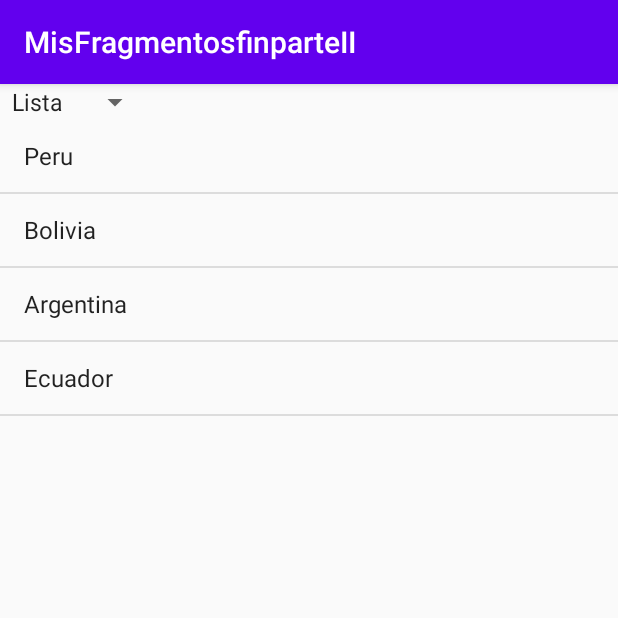
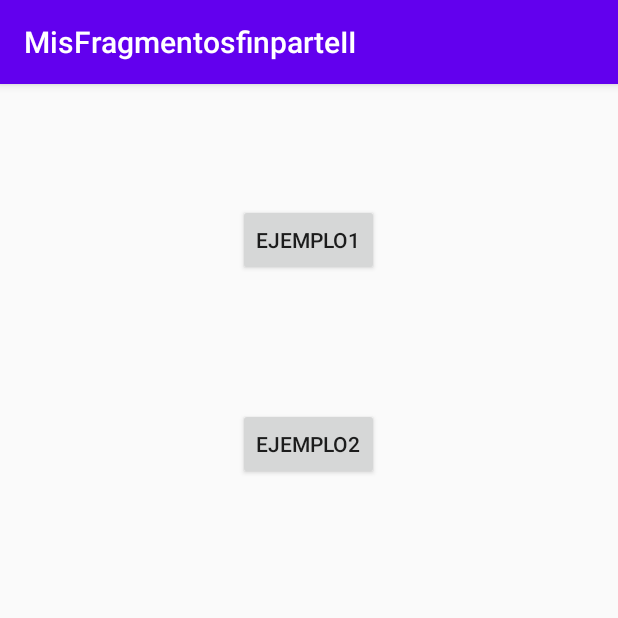
Before and after one commit to WCNosliwsys/MisFragmentosfinparteII, an Android app: the screen it shows after launch (MainActivity before the commit, EjemplosFragment after it), on a phone screen of 412 x 824 dp, the top half of it. Run offline under Robolectric (Android 15) with nearby library versions, the phone set to English and light mode, and no system bars.

Commit message:
Preparando entorno para el ejemplo2, agrupando en un paquete clases del ejemplo1

```diff
--- a/app/src/main/AndroidManifest.xml
+++ b/app/src/main/AndroidManifest.xml
@@ -9,7 +9,9 @@
         android:roundIcon="@mipmap/ic_launcher_round"
         android:supportsRtl="true"
         android:theme="@style/AppTheme">
-        <activity android:name=".MainActivity">
+        <activity android:name=".ListaCorreo"></activity>
+        <activity android:name=".Ejemplo1.MainActivity" />
+        <activity android:name=".EjemplosFragment">
             <intent-filter>
                 <action android:name="android.intent.action.MAIN" />
 
--- a/app/src/main/java/com/example/misfragmentosfinparteii/GridFragmento.java
+++ b/app/src/main/java/com/example/misfragmentosfinparteii/Ejemplo1/GridFragmento.java
@@ -1,4 +1,4 @@
-package com.example.misfragmentosfinparteii;
+package com.example.misfragmentosfinparteii.Ejemplo1;
 
 import android.os.Bundle;
 import android.view.LayoutInflater;
@@ -11,6 +11,8 @@ import androidx.annotation.NonNull;
 import androidx.annotation.Nullable;
 import androidx.fragment.app.Fragment;
 
+import com.example.misfragmentosfinparteii.R;
+
 public class GridFragmento  extends Fragment {
     @Nullable
     @Override
--- a/app/src/main/java/com/example/misfragmentosfinparteii/ListaFragmento.java
+++ b/app/src/main/java/com/example/misfragmentosfinparteii/Ejemplo1/ListaFragmento.java
@@ -1,4 +1,4 @@
-package com.example.misfragmentosfinparteii;
+package com.example.misfragmentosfinparteii.Ejemplo1;
 
 import android.os.Bundle;
 import android.view.LayoutInflater;
@@ -9,6 +9,8 @@ import androidx.annotation.NonNull;
 import androidx.annotation.Nullable;
 import androidx.fragment.app.Fragment;
 
+import com.example.misfragmentosfinparteii.R;
+
 public class ListaFragmento extends Fragment {
     @Nullable
     @Override
--- a/app/src/main/java/com/example/misfragmentosfinparteii/MainActivity.java
+++ b/app/src/main/java/com/example/misfragmentosfinparteii/Ejemplo1/MainActivity.java
@@ -1,4 +1,4 @@
-package com.example.misfragmentosfinparteii;
+package com.example.misfragmentosfinparteii.Ejemplo1;
 
 import androidx.appcompat.app.AppCompatActivity;
 import androidx.fragment.app.Fragment;
@@ -9,7 +9,8 @@ import android.os.Bundle;
 import android.view.View;
 import android.widget.AdapterView;
 import android.widget.Spinner;
-import android.widget.Toast;
+
+import com.example.misfragmentosfinparteii.R;
 
 public class MainActivity extends AppCompatActivity {
 
--- /dev/null
+++ b/app/src/main/java/com/example/misfragmentosfinparteii/EjemplosFragment.java
@@ -0,0 +1,26 @@
+package com.example.misfragmentosfinparteii;
+
+import androidx.appcompat.app.AppCompatActivity;
+
+import android.content.Intent;
+import android.os.Bundle;
+import android.view.View;
+
+import com.example.misfragmentosfinparteii.Ejemplo1.MainActivity;
+
+public class EjemplosFragment extends AppCompatActivity {
+
+    @Override
+    protected void onCreate(Bundle savedInstanceState) {
+        super.onCreate(savedInstanceState);
+        setContentView(R.layout.activity_ejemplos_fragment);
+    }
+
+    public void ejemplo1(View view) {
+        startActivity(new Intent(this, MainActivity.class));
+    }
+
+    public void ejemplo2(View view) {
+        startActivity(new Intent(this, ListaCorreo.class));
+    }
+}
--- /dev/null
+++ b/app/src/main/res/layout/activity_ejemplos_fragment.xml
@@ -0,0 +1,32 @@
+<?xml version="1.0" encoding="utf-8"?>
+<androidx.constraintlayout.widget.ConstraintLayout xmlns:android="http://schemas.android.com/apk/res/android"
+    xmlns:app="http://schemas.android.com/apk/res-auto"
+    xmlns:tools="http://schemas.android.com/tools"
+    android:layout_width="match_parent"
+    android:layout_height="match_parent"
+    tools:context=".EjemplosFragment">
+
+    <Button
+        android:id="@+id/button"
+        android:layout_width="wrap_content"
+        android:layout_height="wrap_content"
+        android:layout_marginTop="80dp"
+        android:text="Ejemplo1"
+        app:layout_constraintEnd_toEndOf="parent"
+        app:layout_constraintHorizontal_bias="0.498"
+        app:layout_constraintStart_toStartOf="parent"
+        app:layout_constraintTop_toTopOf="parent"
+        android:onClick="ejemplo1"/>
+
+    <Button
+        android:id="@+id/button2"
+        android:onClick="ejemplo2"
+        android:layout_width="wrap_content"
+        android:layout_height="wrap_content"
+        android:layout_marginTop="88dp"
+        android:text="Ejemplo2"
+        app:layout_constraintEnd_toEndOf="parent"
+        app:layout_constraintHorizontal_bias="0.498"
+        app:layout_constraintStart_toStartOf="parent"
+        app:layout_constraintTop_toBottomOf="@+id/button" />
+</androidx.constraintlayout.widget.ConstraintLayout>
--- a/app/src/main/res/layout/activity_main.xml
+++ b/app/src/main/res/layout/activity_main.xml
@@ -5,7 +5,7 @@
     android:layout_width="match_parent"
     android:layout_height="match_parent"
     android:orientation="vertical"
-    tools:context=".MainActivity">
+    tools:context=".Ejemplo1.MainActivity">
     <Spinner
         android:id="@+id/mispinner"
         android:layout_width="wrap_content"
```
Also changed, not shown: app/src/main/java/com/example/misfragmentosfinparteii/ListaCorreo.java (added, +14 -0 lines), app/src/main/res/layout/activity_lista_correo.xml (added, +9 -0 lines).
